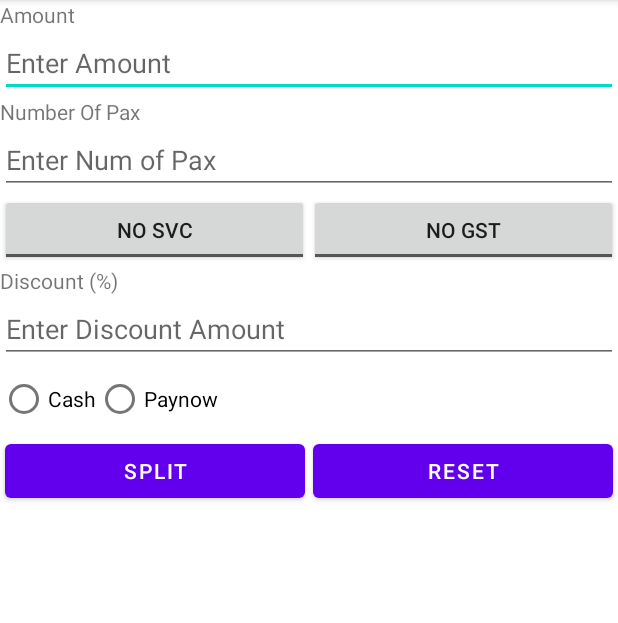
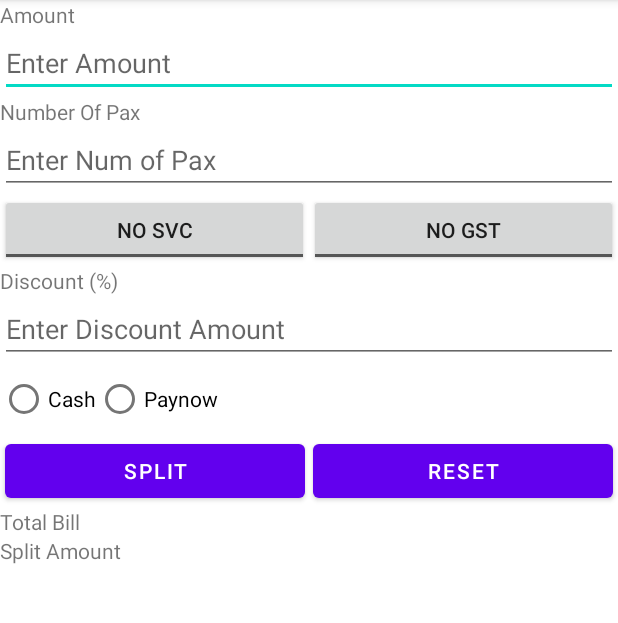
Before and after one commit to aulyzd/BillPlease, an Android app: the screen it shows after launch (MainActivity), on a phone screen of 412 x 824 dp, the part 84-707 px from its top. Run offline under Robolectric (Android 15) with nearby library versions, the phone set to English and light mode, and no system bars.

Commit message:
Revert "Enhancement"
This reverts commit 895809fe

```diff
--- a/app/src/main/res/layout/activity_main.xml
+++ b/app/src/main/res/layout/activity_main.xml
@@ -149,12 +149,14 @@
         <TextView
             android:id="@+id/textViewTotalBill"
             android:layout_width="match_parent"
-            android:layout_height="wrap_content" />
+            android:layout_height="wrap_content"
+            android:text="@string/totalbill" />
 
         <TextView
             android:id="@+id/textViewSplitAmount"
             android:layout_width="match_parent"
-            android:layout_height="wrap_content" />
+            android:layout_height="wrap_content"
+            android:text="@string/splitamount" />
     </LinearLayout>
 
 </LinearLayout>
```
